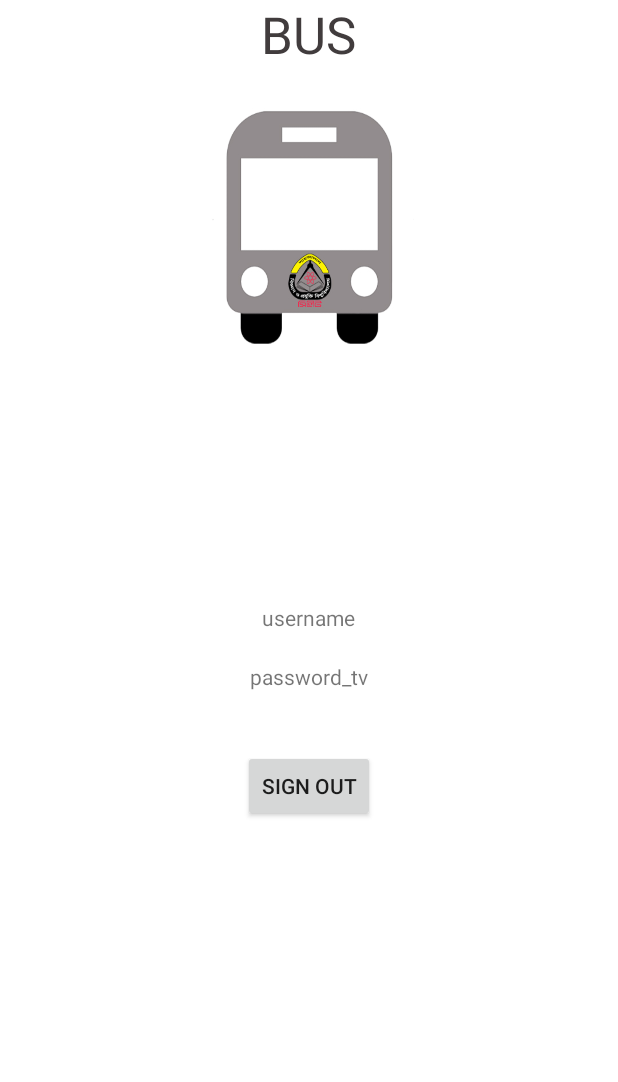
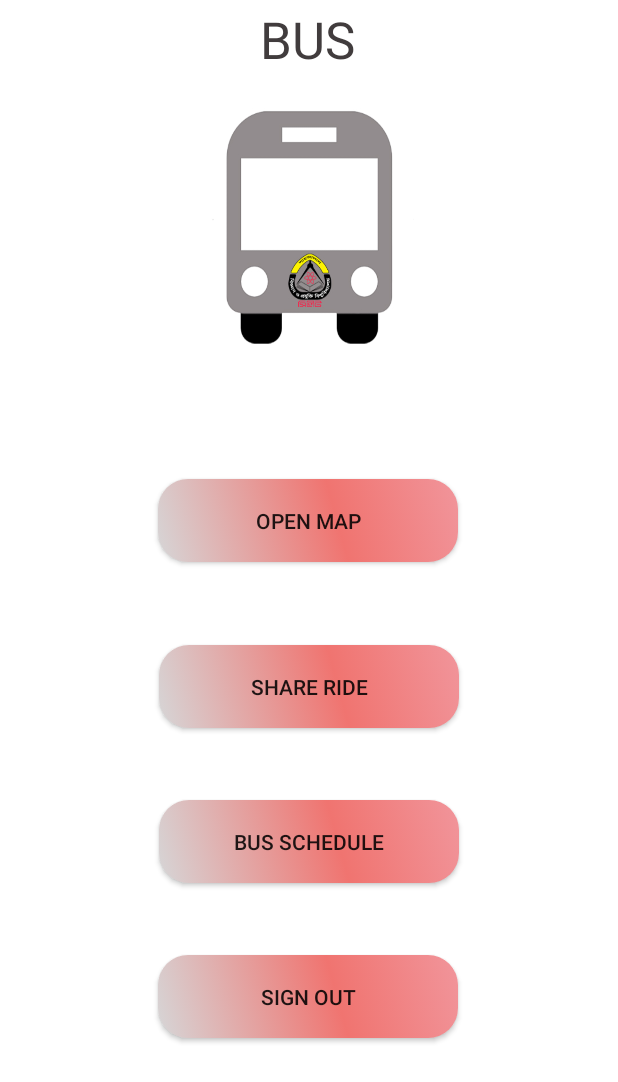
Before and after one commit to royantar0311/SUST-BUS-SERVICE, an Android app: the layout activity_home.xml on its own in the app's theme, with its tools: preview values and no code run, on a phone screen of 412 x 824 dp. Shown: the top 1082 px of the screen. Run offline under Robolectric (Android 15) with nearby library versions, the phone set to English and light mode, and no system bars; Roboto replaces fonts that are not available here.

Commit message:
added firebase login and sign up

```diff
--- a/app/build.gradle
+++ b/app/build.gradle
@@ -25,6 +25,7 @@ dependencies {
     implementation 'androidx.appcompat:appcompat:1.1.0'
     implementation 'androidx.constraintlayout:constraintlayout:1.1.3'
     implementation 'com.google.android.gms:play-services-maps:16.1.0'
+    implementation 'com.google.android.gms:play-services-location:17.0.0'
     implementation 'com.google.firebase:firebase-auth:19.2.0'
     implementation 'com.google.firebase:firebase-database:19.2.1'
     testImplementation 'junit:junit:4.12'
--- a/app/src/main/res/layout/activity_home.xml
+++ b/app/src/main/res/layout/activity_home.xml
@@ -1,45 +1,76 @@
 <?xml version="1.0" encoding="utf-8"?>
-<RelativeLayout xmlns:android="http://schemas.android.com/apk/res/android"
+<androidx.constraintlayout.widget.ConstraintLayout xmlns:android="http://schemas.android.com/apk/res/android"
     xmlns:app="http://schemas.android.com/apk/res-auto"
     xmlns:tools="http://schemas.android.com/tools"
     android:layout_width="match_parent"
     android:layout_height="match_parent"
-    tools:context=".HomeActivity"
     android:background="@drawable/background_bus"
-    >
+    tools:context=".HomeActivity">
+
     <TextView
         android:id="@+id/title"
         android:layout_width="wrap_content"
         android:layout_height="wrap_content"
-        android:layout_centerHorizontal="true"
-        android:layout_marginTop="0dp"
+        android:layout_marginTop="3dp"
         android:fontFamily="@font/bungee_shade"
         android:text="BUS"
         android:textColor="@color/ash_color"
-        android:textSize="34dp" />
-    <TextView
-        android:id="@+id/username_tv"
-        android:layout_width="wrap_content"
-        android:layout_height="wrap_content"
-        android:text="username"
-        android:layout_centerVertical="true"
-        android:layout_centerHorizontal="true"
-        />
-    <TextView
-        android:id="@+id/password_tv"
-        android:layout_width="wrap_content"
-        android:layout_height="wrap_content"
-        android:layout_below="@id/username_tv"
-        android:text="password_tv"
-        android:layout_marginTop="20dp"
-        android:layout_centerHorizontal="true"
-        />
+        android:textSize="34dp"
+        app:layout_constraintBottom_toTopOf="@+id/share_ride"
+        app:layout_constraintEnd_toEndOf="parent"
+        app:layout_constraintHorizontal_bias="0.498"
+        app:layout_constraintStart_toStartOf="parent"
+        app:layout_constraintTop_toTopOf="parent"
+        app:layout_constraintVertical_bias="0.0" />
+
     <Button
         android:id="@+id/sign_out_btn"
-        android:layout_width="wrap_content"
-        android:layout_height="wrap_content"
+        android:layout_width="200dp"
+        android:layout_height="55dp"
+        android:layout_marginBottom="132dp"
         android:text="sign out"
-        android:layout_centerHorizontal="true"
-        android:layout_marginTop="500dp"/>
+        app:layout_constraintBottom_toBottomOf="parent"
+        app:layout_constraintEnd_toEndOf="parent"
+        app:layout_constraintHorizontal_bias="0.498"
+        app:layout_constraintStart_toStartOf="parent"
+        android:background="@drawable/custom_button"
+        />
 
-</RelativeLayout>
+    <Button
+        android:id="@+id/schedule"
+        android:layout_width="200dp"
+        android:layout_height="55dp"
+        android:layout_marginBottom="48dp"
+        android:background="@drawable/custom_button"
+        android:text="bus schedule"
+        app:layout_constraintBottom_toTopOf="@+id/sign_out_btn"
+        app:layout_constraintEnd_toEndOf="parent"
+        app:layout_constraintHorizontal_bias="0.5"
+        app:layout_constraintStart_toStartOf="parent" />
+
+    <Button
+        android:id="@+id/share_ride"
+        android:layout_width="200dp"
+        android:layout_height="55dp"
+        android:layout_marginBottom="48dp"
+        android:text="Share Ride"
+        app:layout_constraintBottom_toTopOf="@+id/schedule"
+        app:layout_constraintEnd_toEndOf="parent"
+        app:layout_constraintHorizontal_bias="0.5"
+        app:layout_constraintStart_toStartOf="parent"
+        android:background="@drawable/custom_button"/>
+
+    <Button
+        android:id="@+id/show_map"
+        android:layout_width="200dp"
+        android:layout_height="55dp"
+        android:background="@drawable/custom_button"
+        android:text="Open map"
+        app:layout_constraintBottom_toTopOf="@+id/share_ride"
+        app:layout_constraintEnd_toEndOf="parent"
+        app:layout_constraintHorizontal_bias="0.498"
+        app:layout_constraintStart_toStartOf="parent"
+        app:layout_constraintTop_toBottomOf="@+id/title"
+        app:layout_constraintVertical_bias="0.83" />
+
+</androidx.constraintlayout.widget.ConstraintLayout>
```
Also changed, not shown: app/src/debug/res/values/google_maps_api.xml (added, +24 -0 lines), app/src/main/AndroidManifest.xml (+28 -9 lines), app/src/main/java/com/sustbus/driver/HomeActivity.java (+72 -7 lines), app/src/main/java/com/sustbus/driver/LoginActivity.java (+17 -4 lines), app/src/main/java/com/sustbus/driver/MainActivity.java (+44 -15 lines), app/src/main/java/com/sustbus/driver/MapsActivity.java (added, +53 -0 lines), app/src/main/res/layout/activity_main.xml (+17 -18 lines), app/src/main/res/layout/activity_maps.xml (added, +9 -0 lines), app/src/main/res/drawable/small_bus.jpg (added).
